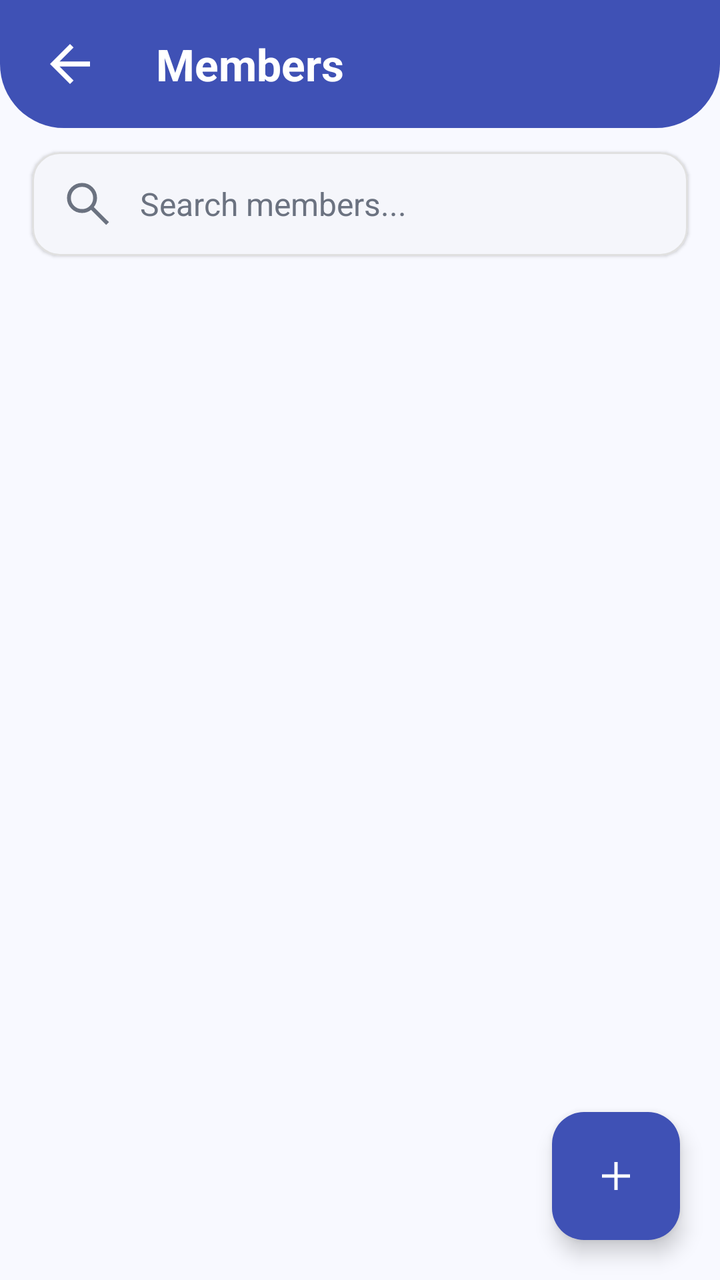
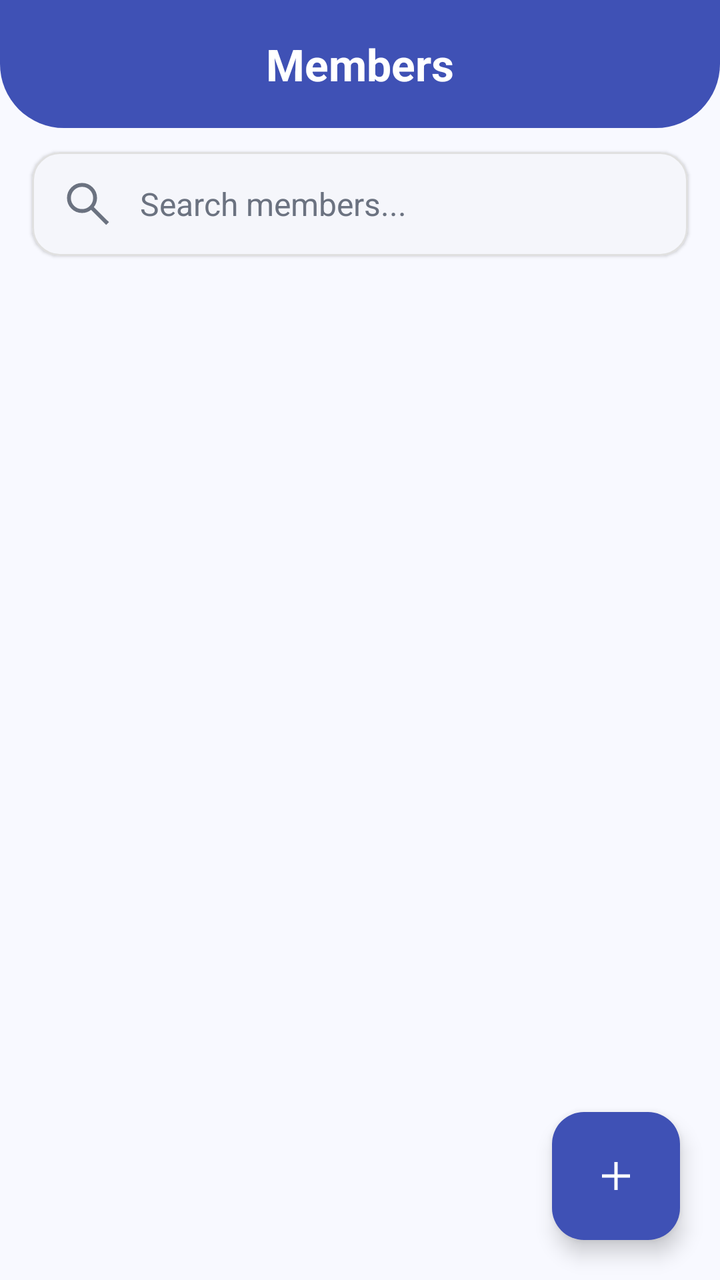

The first picture is an Android layout as it rendered before a commit; the second is the same layout after the commit. The layout source and the unified diff follow.
<!-- AndroidManifest.xml: application theme Theme.LibraryApp -->
<!-- res/layout/fragment_members.xml -->
<?xml version="1.0" encoding="utf-8"?>
<androidx.constraintlayout.widget.ConstraintLayout xmlns:android="http://schemas.android.com/apk/res/android"
    xmlns:tools="http://schemas.android.com/tools"
    xmlns:app="http://schemas.android.com/apk/res-auto"
    android:layout_width="match_parent"
    android:layout_height="match_parent"
    android:background="@color/background"
    tools:context=".presentation.members.MembersFragment">

    <View
        android:id="@+id/topBarBackground"
        android:layout_width="0dp"
        android:layout_height="64dp"
        android:background="@drawable/bg_dashboard_header"
        app:layout_constraintEnd_toEndOf="parent"
        app:layout_constraintStart_toStartOf="parent"
        app:layout_constraintTop_toTopOf="parent" />

    <ImageView
        android:id="@+id/ivBack"
        android:layout_width="30dp"
        android:layout_height="30dp"
        android:layout_marginStart="20dp"
        android:contentDescription="Back"
        android:src="@drawable/iv_back"
        app:tint="@color/text_on_primary"
        app:layout_constraintBottom_toBottomOf="@id/topBarBackground"
        app:layout_constraintStart_toStartOf="parent"
        app:layout_constraintTop_toTopOf="@id/topBarBackground" />

    <TextView
        android:id="@+id/tvTitle"
        android:layout_width="0dp"
        android:layout_height="wrap_content"
        android:layout_marginStart="28dp"
        android:text="Members"
        android:textColor="@color/text_on_primary"
        android:textSize="22sp"
        android:textStyle="bold"
        app:layout_constraintBottom_toBottomOf="@id/ivBack"
        app:layout_constraintEnd_toEndOf="@id/topBarBackground"
        app:layout_constraintStart_toEndOf="@id/ivBack"
        app:layout_constraintTop_toTopOf="@id/ivBack" />

    <com.google.android.material.card.MaterialCardView
        android:id="@+id/cardSearch"
        android:layout_width="0dp"
        android:layout_height="52dp"
        android:layout_marginStart="16dp"
        android:layout_marginTop="12dp"
        android:layout_marginEnd="16dp"
        app:cardBackgroundColor="@color/surface"
        app:cardCornerRadius="14dp"
        app:cardElevation="1dp"
        app:strokeColor="@color/border"
        app:strokeWidth="1dp"
        app:layout_constraintEnd_toEndOf="parent"
        app:layout_constraintStart_toStartOf="parent"
        app:layout_constraintTop_toBottomOf="@id/topBarBackground">

        <androidx.constraintlayout.widget.ConstraintLayout
            android:layout_width="match_parent"
            android:layout_height="match_parent">

            <ImageView
                android:id="@+id/ivSearchInside"
                android:layout_width="28dp"
                android:layout_height="28dp"
                android:layout_marginStart="14dp"
                android:contentDescription="Search"
                android:src="@drawable/iv_search"
                app:tint="@color/text_secondary"
                app:layout_constraintBottom_toBottomOf="parent"
                app:layout_constraintStart_toStartOf="parent"
                app:layout_constraintTop_toTopOf="parent" />

            <EditText
                android:id="@+id/etSearchMembers"
                android:layout_width="0dp"
                android:layout_height="match_parent"
                android:layout_marginStart="12dp"
                android:layout_marginEnd="12dp"
                android:background="@android:color/transparent"
                android:hint="Search members..."
                android:inputType="text"
                android:padding="0dp"
                android:textColor="@color/text_primary"
                android:textColorHint="@color/text_secondary"
                android:textSize="16sp"
                app:layout_constraintBottom_toBottomOf="parent"
                app:layout_constraintEnd_toEndOf="parent"
                app:layout_constraintStart_toEndOf="@id/ivSearchInside"
                app:layout_constraintTop_toTopOf="parent" />

        </androidx.constraintlayout.widget.ConstraintLayout>

    </com.google.android.material.card.MaterialCardView>

    <androidx.recyclerview.widget.RecyclerView
        android:id="@+id/rvMembers"
        android:layout_width="0dp"
        android:layout_height="0dp"
        android:layout_marginStart="16dp"
        android:layout_marginTop="12dp"
        android:layout_marginEnd="16dp"
        android:clipToPadding="false"
        android:paddingBottom="90dp"
        app:layout_constraintBottom_toBottomOf="parent"
        app:layout_constraintEnd_toEndOf="parent"
        app:layout_constraintStart_toStartOf="parent"
        app:layout_constraintTop_toBottomOf="@id/cardSearch"
        tools:listitem="@layout/item_member"/>
    <TextView
        android:id="@+id/tvNoData"
        android:layout_width="wrap_content"
        android:layout_height="wrap_content"
        android:text="No members added yet"
        android:textColor="@color/text_secondary"
        android:textSize="16sp"
        android:visibility="gone"
        app:layout_constraintTop_toTopOf="@id/rvMembers"
        app:layout_constraintBottom_toBottomOf="@id/rvMembers"
        app:layout_constraintStart_toStartOf="parent"
        app:layout_constraintEnd_toEndOf="parent" />

    <com.google.android.material.floatingactionbutton.FloatingActionButton
        android:id="@+id/fabAddMember"
        android:layout_width="64dp"
        android:layout_height="64dp"
        android:layout_marginEnd="20dp"
        android:layout_marginBottom="20dp"
        android:contentDescription="Add Member"
        android:src="@drawable/iv_add"
        app:backgroundTint="@color/primary"
        app:fabCustomSize="64dp"
        app:tint="@color/text_on_primary"
        app:layout_constraintBottom_toBottomOf="parent"
        app:layout_constraintEnd_toEndOf="parent" />

    <FrameLayout
        android:id="@+id/loadingOverlay"
        android:layout_width="match_parent"
        android:layout_height="match_parent"
        android:background="#80000000"
        android:clickable="true"
        android:elevation="20dp"
        android:focusable="true"
        android:visibility="gone">

        <LinearLayout
            android:layout_width="wrap_content"
            android:layout_height="wrap_content"
            android:layout_gravity="center"
            android:gravity="center"
            android:orientation="vertical">

            <ProgressBar
                android:layout_width="60dp"
                android:layout_height="60dp"
                android:indeterminateTint="@color/white" />

            <TextView
                android:layout_width="wrap_content"
                android:layout_height="wrap_content"
                android:layout_marginTop="10dp"
                android:text="Loading Members...\nPlease Wait"
                android:textAlignment="center"
                android:textColor="@color/white"
                android:textStyle="bold" />
        </LinearLayout>
    </FrameLayout>

</androidx.constraintlayout.widget.ConstraintLayout>
<!-- res/layout/item_member.xml (included above) -->
<?xml version="1.0" encoding="utf-8"?>
<com.google.android.material.card.MaterialCardView
    xmlns:android="http://schemas.android.com/apk/res/android"
    xmlns:app="http://schemas.android.com/apk/res-auto"
    android:layout_width="match_parent"
    android:layout_height="wrap_content"
    android:layout_marginBottom="12dp"
    app:cardBackgroundColor="@color/surface"
    app:cardCornerRadius="14dp"
    app:cardElevation="1dp"
    app:strokeColor="@color/border"
    app:strokeWidth="1dp">

    <androidx.constraintlayout.widget.ConstraintLayout
        android:id="@+id/clMember"
        android:layout_width="match_parent"
        android:layout_height="100dp"
        android:padding="12dp">

        

        <ImageView
            android:id="@+id/ivMemberIcon"
            android:layout_width="70dp"
            android:layout_height="75dp"
            android:background="#EAF9F4"
            android:contentDescription="Member"
            android:padding="14dp"
            android:src="@drawable/iv_member"
            app:layout_constraintBottom_toBottomOf="parent"
            app:layout_constraintStart_toStartOf="parent"
            app:layout_constraintTop_toTopOf="parent"
            app:tint="@color/success" />

        <ImageView
            android:id="@+id/ivDeleteMember"
            android:layout_width="50dp"
            android:layout_height="50dp"
            android:layout_marginTop="20dp"
            android:clickable="true"
            android:contentDescription="Delete book"
            android:focusable="true"
            android:padding="9dp"
            android:src="@drawable/iv_delete"
            app:layout_constraintEnd_toEndOf="parent"
            app:layout_constraintTop_toTopOf="parent"
            app:tint="@color/error" />

        

        <TextView
            android:id="@+id/tvMemberName"
            android:layout_width="0dp"
            android:layout_height="wrap_content"
            android:layout_marginStart="14dp"
            android:layout_marginEnd="12dp"
            android:text="John Smith"
            android:textColor="@color/text_primary"
            android:textSize="16sp"
            android:textStyle="bold"
            app:layout_constraintEnd_toStartOf="@id/ivDeleteMember"
            app:layout_constraintStart_toEndOf="@id/ivMemberIcon"
            app:layout_constraintTop_toTopOf="@id/ivMemberIcon" />

        

        <TextView
            android:id="@+id/tvMemberEmail"
            android:layout_width="0dp"
            android:layout_height="wrap_content"
            android:layout_marginTop="5dp"
            android:text="john@email.com"
            android:textColor="@color/text_secondary"
            android:textSize="13sp"
            app:layout_constraintEnd_toEndOf="@id/tvMemberName"
            app:layout_constraintStart_toStartOf="@id/tvMemberName"
            app:layout_constraintTop_toBottomOf="@id/tvMemberName" />

        

        <TextView
            android:id="@+id/tvPhone"
            android:layout_width="0dp"
            android:layout_height="wrap_content"
            android:layout_marginTop="5dp"
            android:text="1234567"
            android:textColor="@color/text_secondary"
            android:textSize="13sp"
            app:layout_constraintEnd_toEndOf="@id/tvMemberName"
            app:layout_constraintStart_toStartOf="@id/tvMemberName"
            app:layout_constraintTop_toBottomOf="@id/tvMemberEmail" />


    </androidx.constraintlayout.widget.ConstraintLayout>

</com.google.android.material.card.MaterialCardView>
<!-- resources referenced by this layout -->
<resources>
  <color name="background">#F8F9FF</color>
  <color name="border">#E0E0E0</color>
  <color name="error">#F44336</color>
  <color name="primary">#3F51B5</color>
  <color name="success">#4CAF50</color>
  <color name="surface">#FFFFFF</color>
  <color name="text_on_primary">#FFFFFF</color>
  <color name="text_primary">#1A1A1A</color>
  <color name="text_secondary">#6B7280</color>
  <color name="white">#FFFFFFFF</color>
  <!-- drawable bg_dashboard_header (drawable) -->
  <?xml version="1.0" encoding="utf-8"?>
  <shape xmlns:android="http://schemas.android.com/apk/res/android"
      android:shape="rectangle">
  
      <solid android:color="@color/primary" />
  
      <corners
          android:bottomLeftRadius="32dp"
          android:bottomRightRadius="32dp" />
  
  </shape>
  <!-- drawable iv_add (drawable) -->
  <vector xmlns:android="http://schemas.android.com/apk/res/android"
      android:width="40dp"
      android:height="40dp"
      android:viewportWidth="960"
      android:viewportHeight="960">
    <path
        android:pathData="M446.67,513.33L200,513.33v-66.66h246.67L446.67,200h66.66v246.67L760,446.67v66.66L513.33,513.33L513.33,760h-66.66v-246.67Z"
        android:fillColor="#1f1f1f"/>
  </vector>
  <!-- drawable iv_back (drawable) -->
  <vector xmlns:android="http://schemas.android.com/apk/res/android"
      android:width="24dp"
      android:height="24dp"
      android:viewportWidth="960"
      android:viewportHeight="960">
    <path
        android:pathData="m313,520 l224,224 -57,56 -320,-320 320,-320 57,56 -224,224h487v80L313,520Z"
        android:fillColor="#1f1f1f"/>
  </vector>
  <!-- drawable iv_delete (drawable) -->
  <vector xmlns:android="http://schemas.android.com/apk/res/android"
      android:width="24dp"
      android:height="24dp"
      android:viewportWidth="960"
      android:viewportHeight="960">
    <path
        android:pathData="M280,840q-33,0 -56.5,-23.5T200,760v-520h-40v-80h200v-40h240v40h200v80h-40v520q0,33 -23.5,56.5T680,840L280,840ZM680,240L280,240v520h400v-520ZM360,680h80v-360h-80v360ZM520,680h80v-360h-80v360ZM280,240v520,-520Z"
        android:fillColor="#e3e3e3"/>
  </vector>
  <!-- drawable iv_search (drawable) -->
  <vector xmlns:android="http://schemas.android.com/apk/res/android"
      android:width="40dp"
      android:height="40dp"
      android:viewportWidth="960"
      android:viewportHeight="960">
    <path
        android:pathData="M792,839.33 L532.67,580q-30,25.33 -69.67,39.67Q423.33,634 378.67,634q-108.34,0 -183.5,-75.17Q120,483.67 120,376.67t75.17,-182.17q75.16,-75.17 182.83,-75.17 107,0 181.83,75.17 74.84,75.17 74.84,182.17 0,43.33 -14,83 -14,39.66 -40.67,73l260,258.66 -48,48ZM378,567.33q79,0 134.5,-55.83T568,376.67q0,-79 -55.5,-134.84Q457,186 378,186q-79.67,0 -135.5,55.83 -55.83,55.84 -55.83,134.84T242.5,511.5q55.83,55.83 135.5,55.83Z"
        android:fillColor="#1f1f1f"/>
  </vector>
  <style name="Theme.LibraryApp" parent="Base.Theme.LibraryApp" />
  <style name="Base.Theme.LibraryApp" parent="Theme.Material3.DayNight.NoActionBar">
  
          <item name="colorPrimary">@color/primary</item>
          <item name="android:colorBackground">@color/background</item>
          <item name="colorSurface">@color/surface</item>
  
          <item name="android:textColorPrimary">@color/text_primary</item>
          <item name="android:textColorSecondary">@color/text_secondary</item>
  
          <item name="android:navigationBarColor">@color/background</item>
          <item name="android:statusBarColor">@color/primary</item>
  
          <item name="android:windowLightStatusBar">false</item>
      </style>
  <!-- unchanged entries left out for length: 1 -->
</resources>

<!-- the commit's change to res/layout/fragment_members.xml (unified diff, before → after) -->
@@ -16,31 +16,20 @@
         app:layout_constraintStart_toStartOf="parent"
         app:layout_constraintTop_toTopOf="parent" />
 
-    <ImageView
-        android:id="@+id/ivBack"
-        android:layout_width="30dp"
-        android:layout_height="30dp"
-        android:layout_marginStart="20dp"
-        android:contentDescription="Back"
-        android:src="@drawable/iv_back"
-        app:tint="@color/text_on_primary"
-        app:layout_constraintBottom_toBottomOf="@id/topBarBackground"
-        app:layout_constraintStart_toStartOf="parent"
-        app:layout_constraintTop_toTopOf="@id/topBarBackground" />
 
     <TextView
         android:id="@+id/tvTitle"
         android:layout_width="0dp"
         android:layout_height="wrap_content"
-        android:layout_marginStart="28dp"
         android:text="Members"
         android:textColor="@color/text_on_primary"
         android:textSize="22sp"
         android:textStyle="bold"
-        app:layout_constraintBottom_toBottomOf="@id/ivBack"
+        android:textAlignment="center"
+        app:layout_constraintBottom_toBottomOf="@id/topBarBackground"
         app:layout_constraintEnd_toEndOf="@id/topBarBackground"
-        app:layout_constraintStart_toEndOf="@id/ivBack"
-        app:layout_constraintTop_toTopOf="@id/ivBack" />
+        app:layout_constraintStart_toStartOf="@id/topBarBackground"
+        app:layout_constraintTop_toTopOf="@id/topBarBackground" />
 
     <com.google.android.material.card.MaterialCardView
         android:id="@+id/cardSearch"
<!-- resource entries referenced after the edit -->
@@ -30,16 +30,6 @@
       android:viewportHeight="960">
     <path
         android:pathData="M446.67,513.33L200,513.33v-66.66h246.67L446.67,200h66.66v246.67L760,446.67v66.66L513.33,513.33L513.33,760h-66.66v-246.67Z"
-        android:fillColor="#1f1f1f"/>
-  </vector>
-  <!-- drawable iv_back (drawable) -->
-  <vector xmlns:android="http://schemas.android.com/apk/res/android"
-      android:width="24dp"
-      android:height="24dp"
-      android:viewportWidth="960"
-      android:viewportHeight="960">
-    <path
-        android:pathData="m313,520 l224,224 -57,56 -320,-320 320,-320 57,56 -224,224h487v80L313,520Z"
         android:fillColor="#1f1f1f"/>
   </vector>
   <!-- drawable iv_delete (drawable) -->
